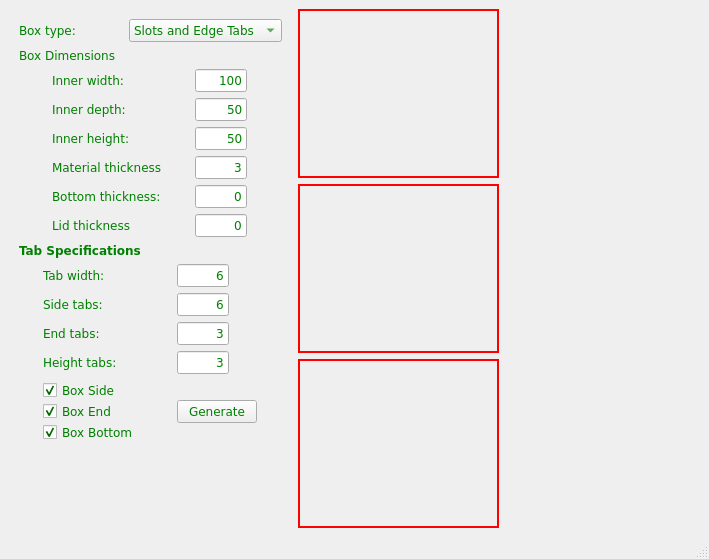
The window that form.ui (gharley/LaserCutBoxes) describes before a commit, drawn with Qt 5.
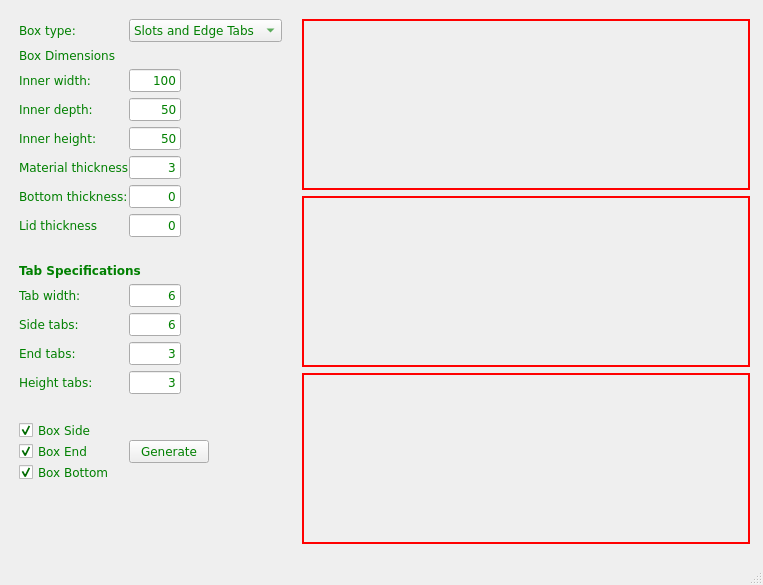
The same window after the commit.

Commit message: finally grok layout constraints!?

Patch:
```diff
--- a/form.ui
+++ b/form.ui
@@ -6,8 +6,8 @@
    <rect>
     <x>0</x>
     <y>0</y>
-    <width>709</width>
-    <height>559</height>
+    <width>763</width>
+    <height>585</height>
    </rect>
   </property>
   <property name="font">
@@ -59,9 +59,9 @@
 </string>
   </property>
   <widget class="QWidget" name="centralwidget">
-   <layout class="QHBoxLayout" name="horizontalLayout_2">
+   <layout class="QHBoxLayout" name="horizontalLayout_2" stretch="0,1">
     <item>
-     <layout class="QVBoxLayout" name="verticalLayout" stretch="0,0,0,0,0,0">
+     <layout class="QVBoxLayout" name="verticalLayout" stretch="0,0,0,0,0,1">
       <property name="sizeConstraint">
        <enum>QLayout::SetFixedSize</enum>
       </property>
@@ -72,7 +72,7 @@
        <number>10</number>
       </property>
       <item>
-       <layout class="QHBoxLayout" name="horizontalLayout" stretch="0,0,0">
+       <layout class="QHBoxLayout" name="horizontalLayout" stretch="0,0,0,0">
         <property name="spacing">
          <number>0</number>
         </property>
@@ -132,6 +132,22 @@
           </item>
          </widget>
         </item>
+        <item>
+         <spacer name="horizontalSpacer">
+          <property name="orientation">
+           <enum>Qt::Horizontal</enum>
+          </property>
+          <property name="sizeType">
+           <enum>QSizePolicy::Fixed</enum>
+          </property>
+          <property name="sizeHint" stdset="0">
+           <size>
+            <width>10</width>
+            <height>20</height>
+           </size>
+          </property>
+         </spacer>
+        </item>
         <item>
          <spacer name="horizontalSpacer_5">
           <property name="orientation">
@@ -173,9 +189,9 @@
        </widget>
       </item>
       <item>
-       <layout class="QGridLayout" name="gridDim">
+       <layout class="QGridLayout" name="gridDim" rowstretch="0,0,0,0,0,0,0,0">
         <property name="sizeConstraint">
-         <enum>QLayout::SetDefaultConstraint</enum>
+         <enum>QLayout::SetFixedSize</enum>
         </property>
         <property name="horizontalSpacing">
          <number>0</number>
@@ -348,6 +364,22 @@
           </property>
          </widget>
         </item>
+        <item row="7" column="0" colspan="3">
+         <spacer name="horizontalSpacer_2">
+          <property name="orientation">
+           <enum>Qt::Horizontal</enum>
+          </property>
+          <property name="sizeType">
+           <enum>QSizePolicy::Fixed</enum>
+          </property>
+          <property name="sizeHint" stdset="0">
+           <size>
+            <width>40</width>
+            <height>20</height>
+           </size>
+          </property>
+         </spacer>
+        </item>
        </layout>
       </item>
       <item>
@@ -381,7 +413,7 @@
        </widget>
       </item>
       <item>
-       <layout class="QGridLayout" name="gridSpec" rowstretch="0,0,0,0,0,0,0,0,0,0,0,0">
+       <layout class="QGridLayout" name="gridSpec" rowstretch="0,0,0,0,0,0,0,0,0,0,0,0,0">
         <property name="sizeConstraint">
          <enum>QLayout::SetDefaultConstraint</enum>
         </property>
@@ -462,7 +494,7 @@
           </property>
          </widget>
         </item>
-        <item row="11" column="1">
+        <item row="12" column="1">
          <widget class="QPushButton" name="btnGenerate">
           <property name="text">
            <string>Generate</string>
@@ -485,7 +517,7 @@
           </property>
          </widget>
         </item>
-        <item row="11" column="0">
+        <item row="12" column="0">
          <layout class="QVBoxLayout" name="verticalLayout_2">
           <property name="sizeConstraint">
            <enum>QLayout::SetDefaultConstraint</enum>
@@ -557,6 +589,22 @@
           </property>
          </widget>
         </item>
+        <item row="10" column="0" colspan="3">
+         <spacer name="horizontalSpacer_6">
+          <property name="orientation">
+           <enum>Qt::Horizontal</enum>
+          </property>
+          <property name="sizeType">
+           <enum>QSizePolicy::Fixed</enum>
+          </property>
+          <property name="sizeHint" stdset="0">
+           <size>
+            <width>40</width>
+            <height>20</height>
+           </size>
+          </property>
+         </spacer>
+        </item>
        </layout>
       </item>
       <item>
@@ -574,26 +622,22 @@
       </item>
      </layout>
     </item>
-    <item>
-     <spacer name="horizontalSpacer_4">
-      <property name="orientation">
-       <enum>Qt::Horizontal</enum>
-      </property>
-      <property name="sizeType">
-       <enum>QSizePolicy::Fixed</enum>
-      </property>
-      <property name="sizeHint" stdset="0">
-       <size>
-        <width>10</width>
-        <height>20</height>
-       </size>
-      </property>
-     </spacer>
-    </item>
     <item>
      <layout class="QVBoxLayout" name="verticalLayout_4">
       <property name="sizeConstraint">
-       <enum>QLayout::SetNoConstraint</enum>
+       <enum>QLayout::SetDefaultConstraint</enum>
+      </property>
+      <property name="leftMargin">
+       <number>4</number>
+      </property>
+      <property name="topMargin">
+       <number>10</number>
+      </property>
+      <property name="rightMargin">
+       <number>4</number>
+      </property>
+      <property name="bottomMargin">
+       <number>10</number>
       </property>
       <item>
        <widget class="QFrame" name="frmSide">
@@ -604,10 +648,10 @@
          </sizepolicy>
         </property>
         <property name="frameShape">
-         <enum>QFrame::StyledPanel</enum>
+         <enum>QFrame::WinPanel</enum>
         </property>
         <property name="frameShadow">
-         <enum>QFrame::Raised</enum>
+         <enum>QFrame::Sunken</enum>
         </property>
        </widget>
       </item>
@@ -645,19 +689,6 @@
       </item>
      </layout>
     </item>
-    <item>
-     <spacer name="horizontalSpacer_3">
-      <property name="orientation">
-       <enum>Qt::Horizontal</enum>
-      </property>
-      <property name="sizeHint" stdset="0">
-       <size>
-        <width>40</width>
-        <height>20</height>
-       </size>
-      </property>
-     </spacer>
-    </item>
    </layout>
   </widget>
   <widget class="QMenuBar" name="menubar">
```
Left out of the diff: 2 changed lines with no effect on the pictures.
